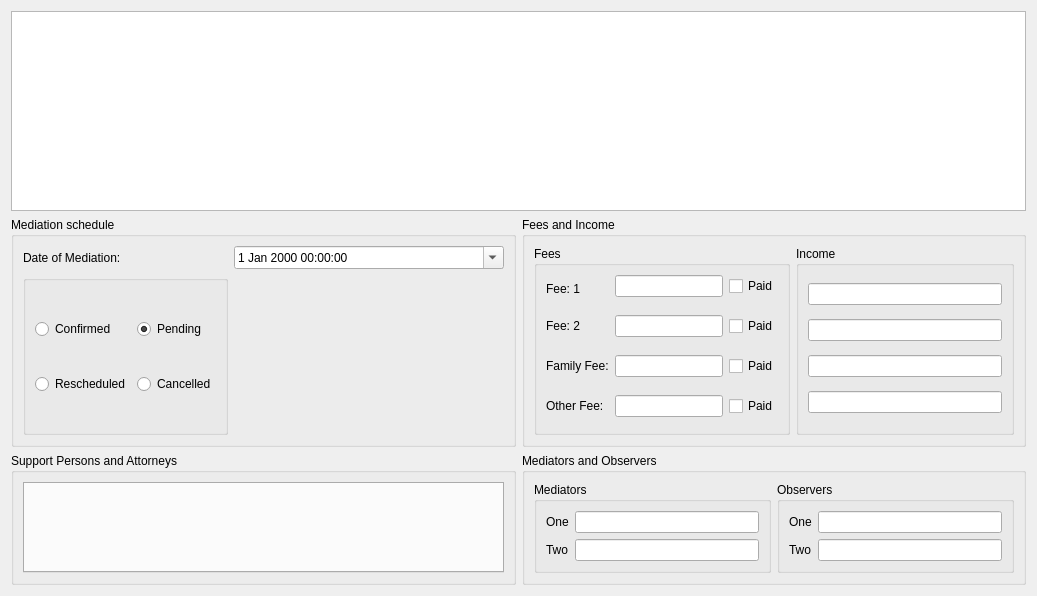
This is drc/gui/mediationsession.ui in lansdon/cpts483_drc as Qt 5 draws it before an edit. The edited form follows.
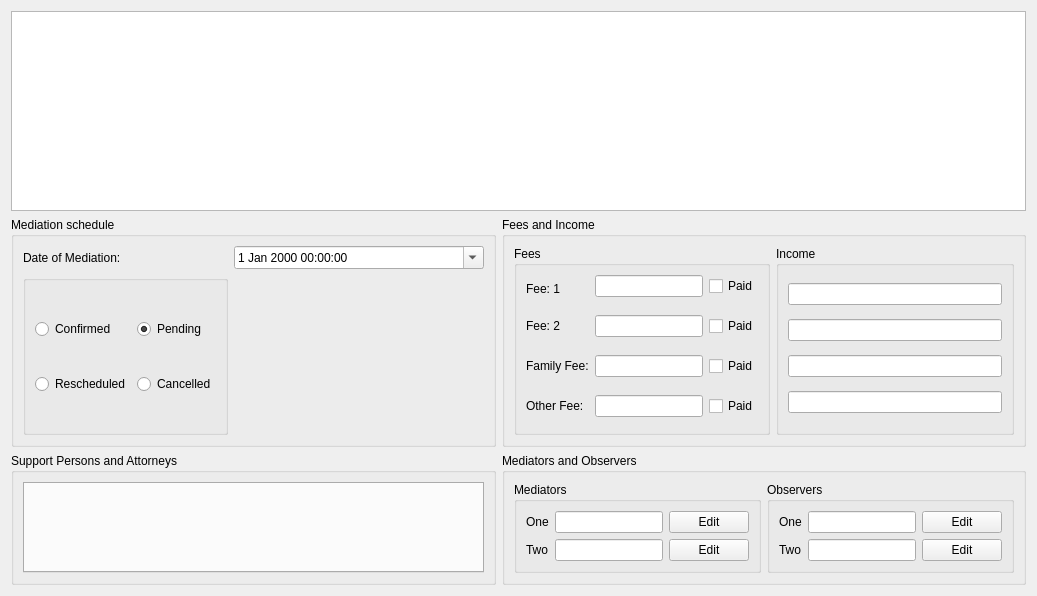
This is the edited form.

Diff of the .ui file:
```diff
--- a/drc/gui/mediationsession.ui
+++ b/drc/gui/mediationsession.ui
@@ -234,6 +234,20 @@
          <item row="1" column="1">
           <widget class="QLineEdit" name="Mediator2LineEdit"/>
          </item>
+         <item row="0" column="2">
+          <widget class="QPushButton" name="mediator1EditPushButton">
+           <property name="text">
+            <string>Edit</string>
+           </property>
+          </widget>
+         </item>
+         <item row="1" column="2">
+          <widget class="QPushButton" name="mediator2EditPushButton">
+           <property name="text">
+            <string>Edit</string>
+           </property>
+          </widget>
+         </item>
         </layout>
        </widget>
       </item>
@@ -263,6 +277,20 @@
          <item row="1" column="1">
           <widget class="QLineEdit" name="Observer2lineEdit"/>
          </item>
+         <item row="0" column="2">
+          <widget class="QPushButton" name="observer1EditPushButton">
+           <property name="text">
+            <string>Edit</string>
+           </property>
+          </widget>
+         </item>
+         <item row="1" column="2">
+          <widget class="QPushButton" name="observer2EditPushButton">
+           <property name="text">
+            <string>Edit</string>
+           </property>
+          </widget>
+         </item>
         </layout>
        </widget>
       </item>
```
Left out of the diff: 8 changed lines with no effect on the pictures.
